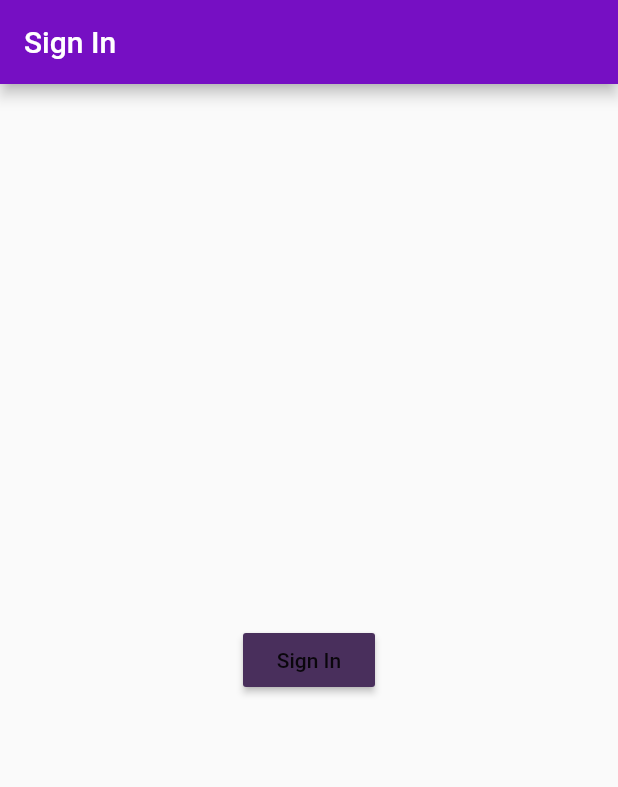
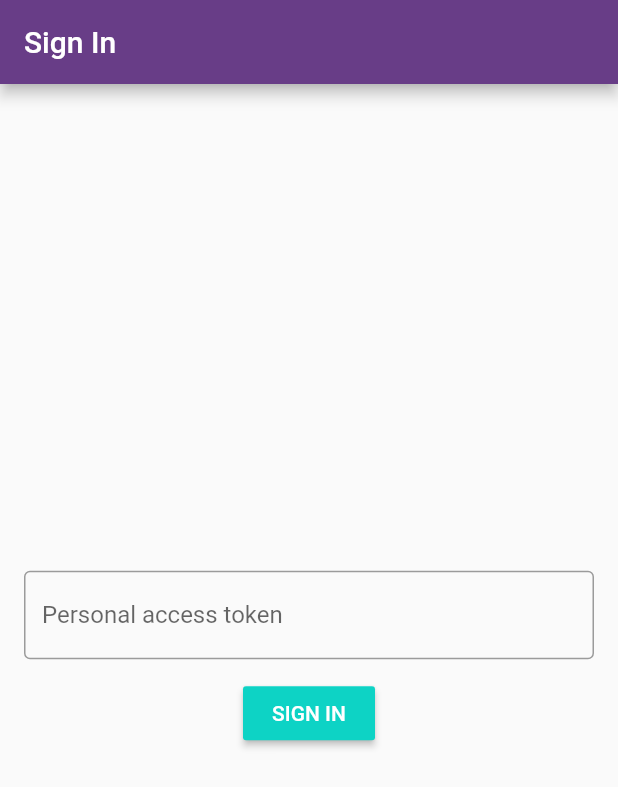
Before and after one commit to DroidsOnRoids/fluttrise, a Flutter app: the screen it shows after launch, on a phone screen of 412 x 824 dp. Shown: the top 787 px of the screen. Run offline on Flutter 3.47's test engine with Material 2 defaults, Android fonts, the light colour scheme and no system bars; generated files the repository leaves out were written again; project files that could hold a hidden picture were left out.

Commit message:
Style sign in page

```diff
--- a/lib/main.dart
+++ b/lib/main.dart
@@ -16,9 +16,9 @@ class FluttriseApp extends StatelessWidget {
       title: 'Fluttrise',
       theme: ThemeData(
           brightness: Brightness.light,
-          primaryColor: BitriseColors.purple,
-          buttonColor: BitriseColors.bossanova,
-          accentColor: BitriseColors.affair),
+          primaryColor: BitriseColors.affair,
+          buttonColor: BitriseColors.lightTurquoise,
+          accentColor: BitriseColors.bossanova),
       home: const SignInPage(),
     );
   }
--- a/lib/pages/sign_in/sign_in_page.dart
+++ b/lib/pages/sign_in/sign_in_page.dart
@@ -9,15 +9,27 @@ class SignInPage extends StatelessWidget {
       appBar: AppBar(
         title: const Text('Sign In'),
       ),
-      body: Center(
+      body: Padding(
+        padding: const EdgeInsets.all(16),
+        child: Center(
           child: Column(
             mainAxisAlignment: MainAxisAlignment.center,
             children: <Widget>[
-            RaisedButton(
-              child: const Text('Sign In'),
+              TextFormField(
+                decoration: const InputDecoration(
+                    labelText: 'Personal access token',
+                    border: OutlineInputBorder()),
+              ),
+              Padding(
+                padding: const EdgeInsets.only(top: 12),
+                child: RaisedButton(
+                  textColor: Colors.white,
+                  child: const Text('SIGN IN'),
                   onPressed: () {},
+                ),
               )
             ],
+          ),
         ),
       ),
     );
```
Lines whose indentation alone changed are shown as unchanged.
